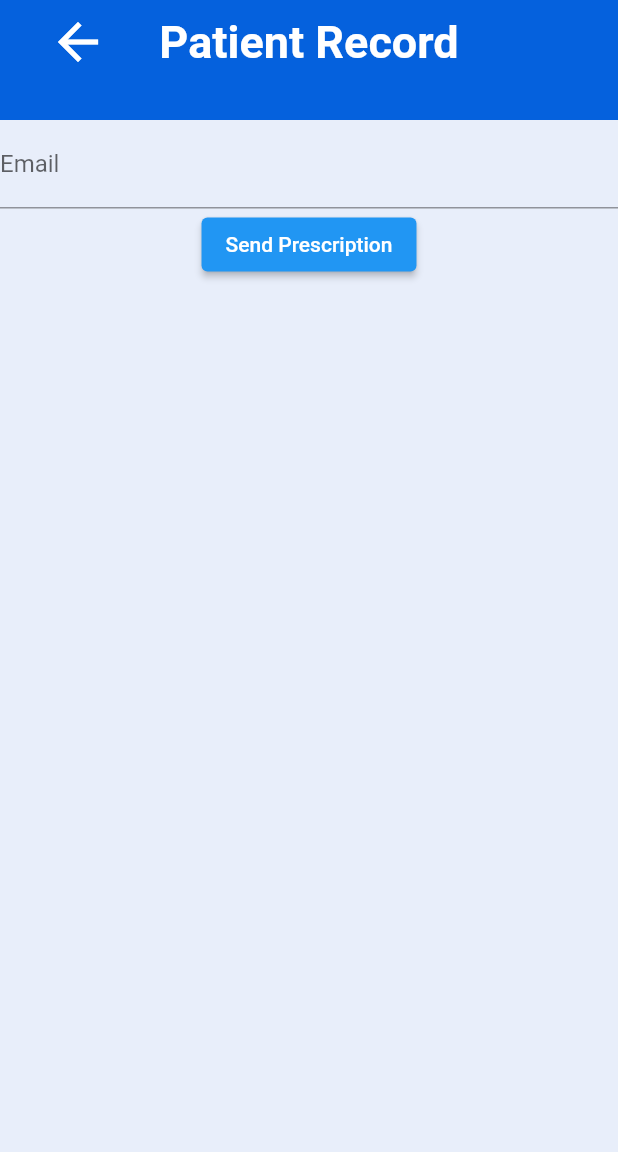
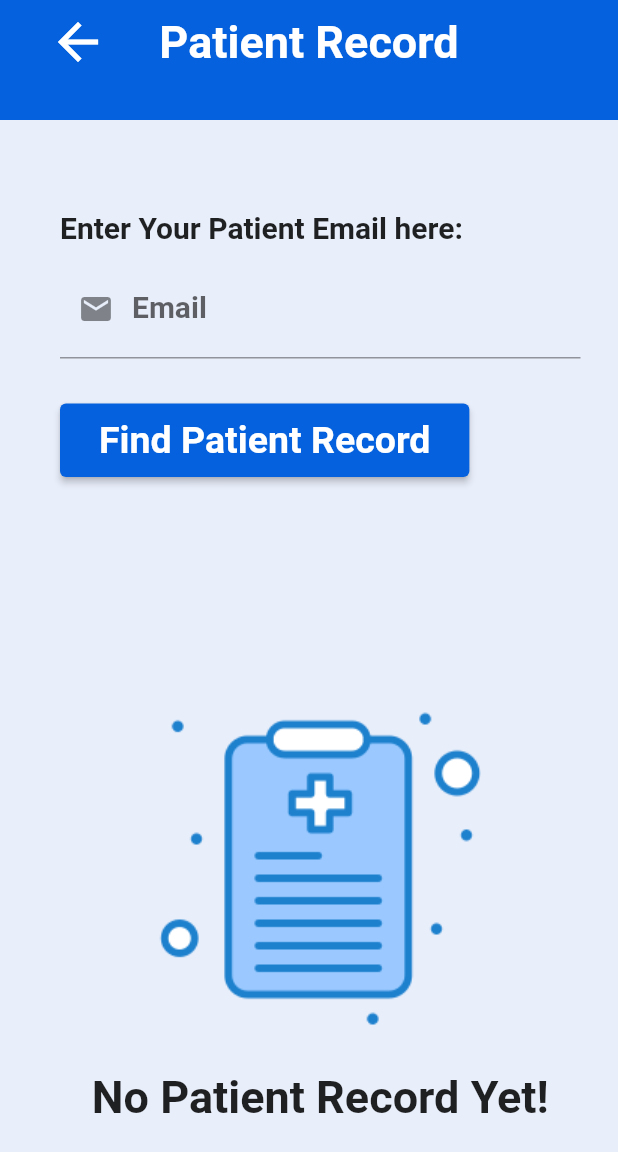
Before and after one commit to Batoolkharraz/MarhamFrontEndGP, a Flutter app: the patientRecord screen opened directly, on a phone screen of 412 x 824 dp. Shown: the top 1152 px of the screen. Run offline on Flutter 3.47's test engine with Material 2 defaults, Android fonts, the phone set to English and light mode, and no system bars; our stand-ins replace animated_splash_screen, flutter_svg, font_awesome_flutter, google_nav_bar, lottie, page_transition and 1 more; Roboto replaces fonts that are missing (Salsa, salsa).

Commit message:
patient record

```diff
--- a/lib/doctorSide/patientRecord.dart
+++ b/lib/doctorSide/patientRecord.dart
@@ -17,12 +17,35 @@ class patientRecord extends StatefulWidget {
 class _patientRecordState extends State<patientRecord> {
   final TextEditingController emailController = TextEditingController();
   List prescriptions = [];
+  String user = '';
 
-  Future<String> findPatient() async {
-    //to find id of the patient
-    print(emailController.text);
-    print('65109015e44c87b9397e2e19');
-    return '65109015e44c87b9397e2e19';
+  Future<void> findPatient() async {
+    try {
+      var url = 'https://marham-backend.onrender.com/giveme/userinformation';
+      var response = await http.post(
+        Uri.parse(url),
+        headers: <String, String>{
+          'Content-Type': 'application/json; charset=UTF-8',
+        },
+        body: jsonEncode(<String, String>{
+          'email': emailController.text,
+        }),
+      );
+      if (response.statusCode == 200) {
+        final responseData = jsonDecode(response.body);
+        // Replace 'id' with the actual key in the API response.
+
+        if (responseData != null) {
+          user = responseData;
+        } else {
+          print('User not found');
+        }
+      } else {
+        print('Error: Server returned status code ${response.statusCode}');
+      }
+    } catch (e) {
+      print('Error: $e');
+    }
   }
 
   Future getPrescriptionById(String Id) async {
@@ -36,6 +59,7 @@ class _patientRecordState extends State<patientRecord> {
       var pre = jsonDecode(responceBody);
 
       setState(() {
+        prescriptions.clear();
         prescriptions.addAll(pre);
       });
     }
@@ -79,40 +103,150 @@ class _patientRecordState extends State<patientRecord> {
           ),
         ),
       ),
-      body: Container(
+      body: Padding(
+        padding: const EdgeInsets.only(left: 40, right: 25),
+        child: Container(
+          child: Column(
+            mainAxisAlignment: MainAxisAlignment.start,
+            crossAxisAlignment: CrossAxisAlignment.start,
+            children: [
+              SizedBox(
+                height: 60,
+              ),
+              Text('Enter Your Patient Email here:',
+                  style: TextStyle(
+                      fontSize: 20,
+                      fontFamily: 'salsa',
+                      fontWeight: FontWeight.bold)),
+              SizedBox(
+                height: 10,
+              ),
+              TextField(
+                controller: emailController,
+                decoration: InputDecoration(
+                  labelText: 'Email',
+                  labelStyle: TextStyle(
+                      fontSize: 20,
+                      fontFamily: 'salsa',
+                      fontWeight: FontWeight.bold),
+                  focusedBorder: OutlineInputBorder(
+                    borderSide: BorderSide(
+                        color: Color(
+                            0xFF0561DD)), // Change the border color when focused
+                  ),
+                  prefixIcon: Icon(Icons.email),
+                ),
+                style: TextStyle(
+                    fontSize: 20,
+                    fontFamily: 'salsa',
+                    fontWeight: FontWeight
+                        .bold), // Add an icon to the left of the input
+              ),
+              SizedBox(
+                height: 30,
+              ),
+              ElevatedButton(
+                onPressed: () {
+                  final enteredEmail = emailController.text;
+                  findPatient();
+                  getPrescriptionById(user);
+                },
+                style: ButtonStyle(
+                  backgroundColor:
+                      MaterialStateProperty.all<Color>(Color(0xFF0561DD)),
+                ),
+                child: Padding(
+                  padding: const EdgeInsets.all(10.0),
+                  child: Text(
+                    'Find Patient Record',
+                    style: TextStyle(
+                        fontSize: 25,
+                        fontFamily: 'salsa',
+                        fontWeight: FontWeight.bold),
+                  ),
+                ),
+              ),
+              SizedBox(
+                height: 30,
+              ),
+              prescriptions == null || prescriptions.isEmpty
+                  ? Center(
+                      child: Padding(
+                        padding: const EdgeInsets.only(top: 100),
                         child: Column(
                           children: [
-            TextField(
-              controller: emailController,
-              decoration: InputDecoration(labelText: 'Email'),
+                            Container(
+                              child: Image.asset('assets/patient_report.png'),
                             ),
-            ElevatedButton(
-              onPressed:findPatient,
-              child: Text('Send Prescription'),
+                            SizedBox(
+                              height: 10,
                             ),
-            ListView.builder(
+                            Text(
+                              'No Patient Record Yet!',
+                              style: TextStyle(
+                                fontFamily: 'salsa',
+                                fontSize: 30,
+                                fontWeight: FontWeight.bold,
+                              ),
+                            ),
+                          ],
+                        ),
+                      ),
+                    )
+                  : ListView.builder(
                       shrinkWrap: true,
                       itemCount: prescriptions.length,
                       itemBuilder: (context, index) {
-                return FutureBuilder(
-                  future: getPrescriptionById(),
-                  builder: (context, snapshot) {
-                    if (snapshot.hasError) {
-                      return Text('Error: ${snapshot.error}');
-                    } else {
-                      print(snapshot.data);
                         return Container(
-                        child: Text('data'),
-                        //  child: diagnosisList(),
-                      );
-                    }
-                  },
+                          child: Row(
+                            children: [
+                              Icon(
+                                Icons.date_range_outlined,
+                                color: Color(0xFF0561DD),
+                                size: 30,
+                              ),
+                              SizedBox(
+                                width: 5,
+                              ),
+                              Text(
+                                'at Date:',
+                                style: TextStyle(
+                                  fontSize: 25,
+                                  fontFamily: 'salsa',
+                                  fontWeight: FontWeight.bold,
+                                ),
+                              ),
+                              SizedBox(
+                                width: 10,
+                              ),
+                              Text(
+                                prescriptions[index]['dateFrom'],
+                                style: TextStyle(
+                                  fontSize: 25,
+                                  fontFamily: 'salsa',
+                                  fontWeight: FontWeight.bold,
+                                ),
+                              ),
+                              SizedBox(
+                                width: 60,
+                              ),
+                              Text(
+                                prescriptions[index]['diagnosis'],
+                                style: TextStyle(
+                                  fontSize: 30,
+                                  fontFamily: 'salsa',
+                                  fontWeight: FontWeight.bold,
+                                ),
+                              ),
+                            ],
+                          ),
                         );
                       },
                     ),
             ],
           ),
         ),
+      ),
     );
   }
 }
--- a/lib/main.dart
+++ b/lib/main.dart
@@ -1,4 +1,5 @@
 import 'package:flutter/material.dart';
+import 'package:flutter_application_4/doctorSide/patientRecord.dart';
 import 'package:flutter_application_4/splashScreen.dart';
 void main() {
   runApp( MyApp());
@@ -9,7 +10,8 @@ class MyApp extends StatelessWidget {
   Widget build(BuildContext context){
     return MaterialApp(
       debugShowCheckedModeBanner: false,//عند الدراور
-      home:splashScreen(),
+      //home:splashScreen(),
+      home:patientRecord(),
     );
 }
 }
```
Also changed, not shown: assets/patient.png (deleted), assets/patient_report.png (added). Lines whose indentation alone changed are shown as unchanged.
